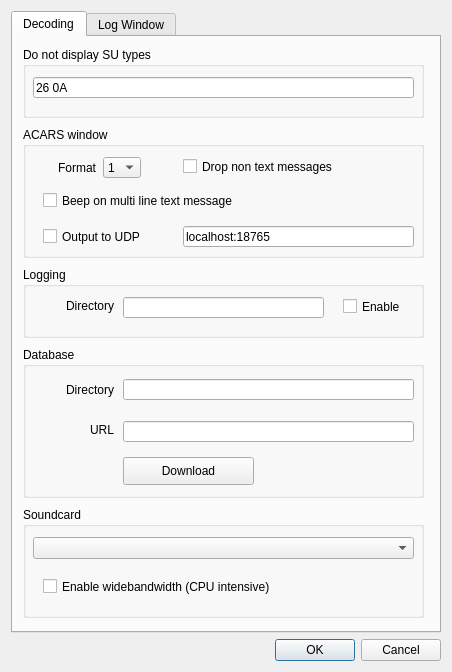
jontio/JAERO, file JAERO/gui_classes/settingsdialog.ui: the form before one commit.
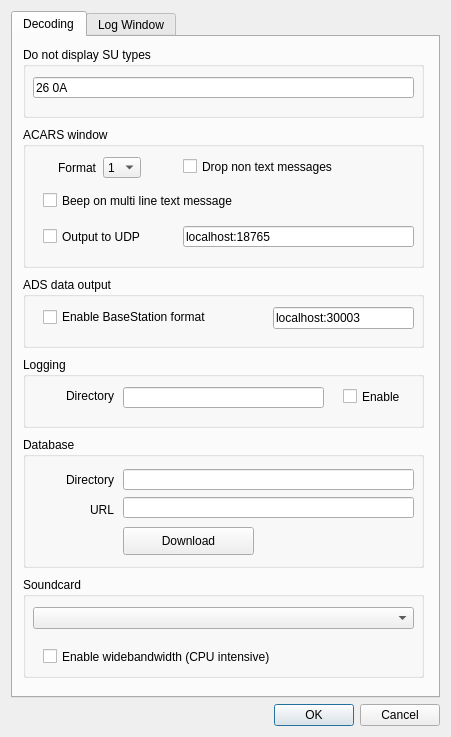
The form after the commit. Icons and pictures are not drawn.

Diff of the .ui file:
```diff
--- a/JAERO/gui_classes/settingsdialog.ui
+++ b/JAERO/gui_classes/settingsdialog.ui
@@ -6,8 +6,8 @@
    <rect>
     <x>0</x>
     <y>0</y>
-    <width>452</width>
-    <height>672</height>
+    <width>451</width>
+    <height>737</height>
    </rect>
   </property>
   <property name="windowTitle">
@@ -58,7 +58,7 @@
          <x>10</x>
          <y>90</y>
          <width>401</width>
-         <height>131</height>
+         <height>141</height>
         </rect>
        </property>
        <property name="title">
@@ -183,9 +183,9 @@
        <property name="geometry">
         <rect>
          <x>10</x>
-         <y>470</y>
+         <y>540</y>
          <width>401</width>
-         <height>111</height>
+         <height>101</height>
         </rect>
        </property>
        <property name="title">
@@ -219,7 +219,7 @@
        <property name="geometry">
         <rect>
          <x>10</x>
-         <y>230</y>
+         <y>320</y>
          <width>401</width>
          <height>71</height>
         </rect>
@@ -283,9 +283,9 @@
        <property name="geometry">
         <rect>
          <x>10</x>
-         <y>310</y>
+         <y>400</y>
          <width>401</width>
-         <height>151</height>
+         <height>131</height>
         </rect>
        </property>
        <property name="title">
@@ -336,7 +336,7 @@
         <property name="geometry">
          <rect>
           <x>100</x>
-          <y>74</y>
+          <y>60</y>
           <width>291</width>
           <height>21</height>
          </rect>
@@ -349,7 +349,7 @@
         <property name="geometry">
          <rect>
           <x>10</x>
-          <y>70</y>
+          <y>60</y>
           <width>81</width>
           <height>25</height>
          </rect>
@@ -377,7 +377,7 @@
         <property name="geometry">
          <rect>
           <x>100</x>
-          <y>110</y>
+          <y>90</y>
           <width>131</width>
           <height>28</height>
          </rect>
@@ -391,6 +391,45 @@
         </property>
        </widget>
       </widget>
+      <widget class="QGroupBox" name="groupBox_2">
+       <property name="geometry">
+        <rect>
+         <x>10</x>
+         <y>240</y>
+         <width>401</width>
+         <height>71</height>
+        </rect>
+       </property>
+       <property name="title">
+        <string>ADS data output</string>
+       </property>
+       <widget class="QCheckBox" name="checkOutputADSMessageToTCP">
+        <property name="geometry">
+         <rect>
+          <x>20</x>
+          <y>30</y>
+          <width>241</width>
+          <height>20</height>
+         </rect>
+        </property>
+        <property name="text">
+         <string>Enable BaseStation format</string>
+        </property>
+       </widget>
+       <widget class="QLineEdit" name="lineEdittcpoutputadsmessagesaddress">
+        <property name="geometry">
+         <rect>
+          <x>250</x>
+          <y>30</y>
+          <width>141</width>
+          <height>22</height>
+         </rect>
+        </property>
+        <property name="text">
+         <string>localhost:30003</string>
+        </property>
+       </widget>
+      </widget>
      </widget>
      <widget class="QWidget" name="logwindowsettings">
       <attribute name="title">
```
